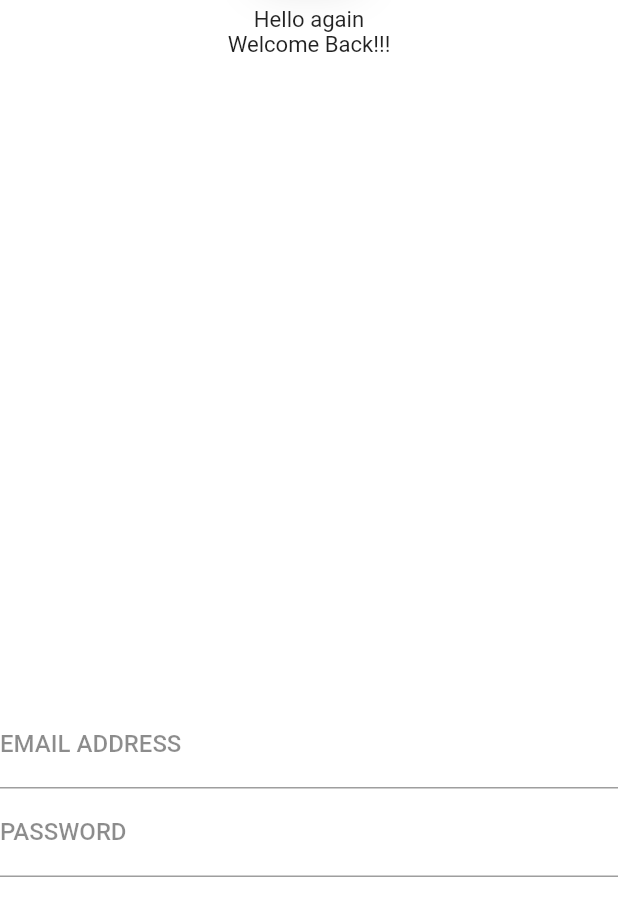
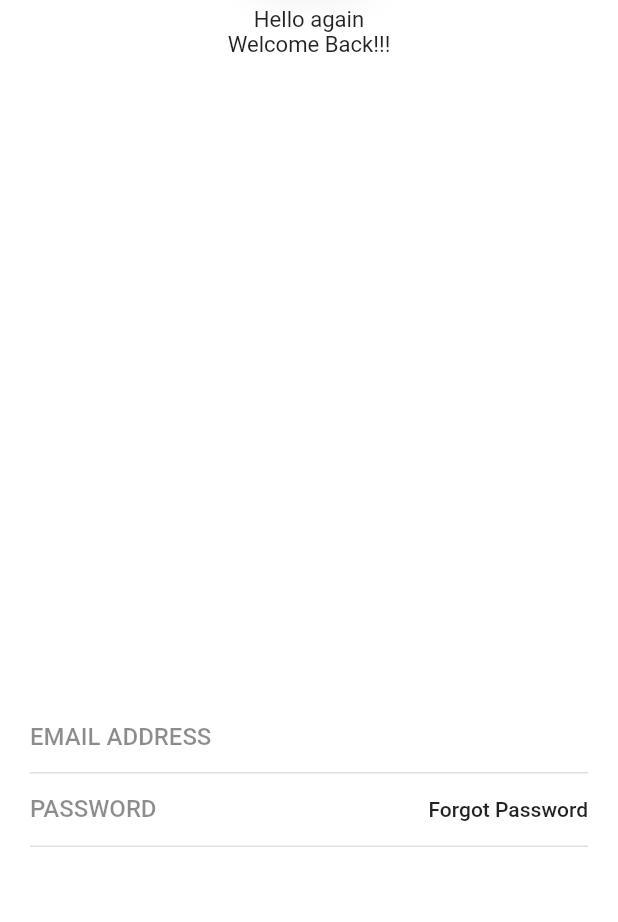
Before and after one commit to PeterPaulez/login_app, a Flutter app: the screen it shows after launch, on a phone screen of 412 x 824 dp, the part 314-1236 px from its top. Run offline on Flutter 3.47's test engine with Material 2 defaults, Android fonts, the light colour scheme and no system bars; our stand-ins replace flutter_svg.

Commit message:
CHANGE: Seguimos con el formulario de Login y posicionamos un Input dentro de un row para poder color FORGOT PASSWORD y quede muy bien visualmente.

```diff
--- a/lib/pages/home.dart
+++ b/lib/pages/home.dart
@@ -19,9 +19,11 @@ class _HomePageState extends State<HomePage> {
     return Scaffold(
       body: GestureDetector(
         onTap: () => FocusScope.of(context).unfocus(),
+        child: SingleChildScrollView(
           child: Container(
             width: double.infinity,
-          height: double.infinity,
+            // Hay que poner un tamaño fijo para que no reviente el ScrollView
+            height: responsive.height,
             color: Colors.white,
             child: Stack(
               alignment: Alignment.center,
@@ -63,6 +65,7 @@ class _HomePageState extends State<HomePage> {
             ),
           ),
         ),
+      ),
     );
   }
 }
--- a/lib/widgets/inputText.dart
+++ b/lib/widgets/inputText.dart
@@ -4,12 +4,14 @@ class InputTextWidget extends StatelessWidget {
   final String labelText;
   final TextInputType keyboardType;
   final bool obscureText;
-  const InputTextWidget({
-    Key key,
-    this.labelText = '',
-    this.keyboardType = TextInputType.text,
-    this.obscureText = false,
-  }) : super(key: key);
+  final bool borderEnabled;
+  const InputTextWidget(
+      {Key key,
+      this.labelText = '',
+      this.keyboardType = TextInputType.text,
+      this.obscureText = false,
+      this.borderEnabled = true})
+      : super(key: key);
 
   @override
   Widget build(BuildContext context) {
@@ -17,9 +19,16 @@ class InputTextWidget extends StatelessWidget {
       keyboardType: this.keyboardType,
       obscureText: this.obscureText,
       decoration: InputDecoration(
+        enabledBorder: this.borderEnabled
+            ? UnderlineInputBorder(
+                borderSide: BorderSide(color: Colors.black12))
+            : InputBorder.none,
         labelText: this.labelText,
-        labelStyle:
-            TextStyle(color: Colors.black45, fontWeight: FontWeight.w500),
+        contentPadding: EdgeInsets.symmetric(vertical: 5),
+        labelStyle: TextStyle(
+          color: Colors.black45,
+          fontWeight: FontWeight.w500,
+        ),
       ),
     );
   }
--- a/lib/widgets/loginForm.dart
+++ b/lib/widgets/loginForm.dart
@@ -12,18 +12,37 @@ class _LoginFormWidgetState extends State<LoginFormWidget> {
   @override
   Widget build(BuildContext context) {
     return Positioned(
-      bottom: 30,
-      left: 0, // Esto es para que el COLUMN pueda calcular el ancho
-      right: 0, // Esto es para que el COLUMN pueda calcular el ancho
+      bottom: 50,
+      left: 20, // Esto es para que el COLUMN pueda calcular el ancho
+      right: 20, // Esto es para que el COLUMN pueda calcular el ancho
       child: Column(
         children: <Widget>[
           InputTextWidget(
             labelText: 'EMAIL ADDRESS',
             keyboardType: TextInputType.emailAddress,
           ),
-          InputTextWidget(
-            labelText: 'PASSWORD',
-            obscureText: true,
+          Container(
+            decoration: BoxDecoration(
+              border: Border(
+                bottom: BorderSide(color: Colors.black12),
+              ),
+            ),
+            child: Row(
+              children: <Widget>[
+                Expanded(
+                  child: InputTextWidget(
+                    labelText: 'PASSWORD',
+                    obscureText: true,
+                    borderEnabled: false,
+                  ),
+                ),
+                MaterialButton(
+                  padding: EdgeInsets.symmetric(vertical: 10),
+                  onPressed: () {},
+                  child: Text('Forgot Password'),
+                ),
+              ],
+            ),
           ),
         ],
       ),
```
Lines whose indentation alone changed are shown as unchanged.
